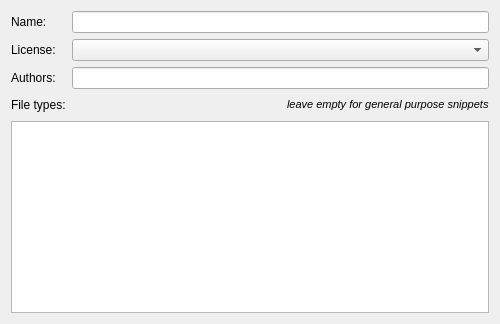
First picture: the form in plugins/snippet/editrepository.ui, repository KDE/kdevelop, before the edit.
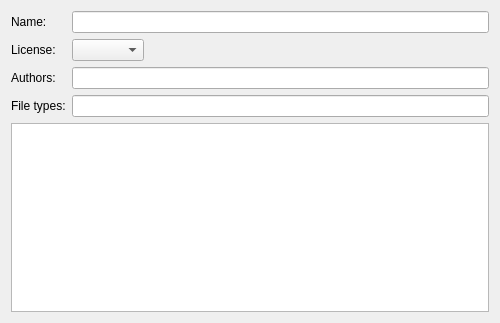
Second picture: the form after the edit. Custom widgets are drawn as their Qt base class.

Commit message: use a lineedit to show the selected modes TODO: make it editable and validate + complete properly

Diff of the .ui file:
```diff
--- a/plugins/snippet/editrepository.ui
+++ b/plugins/snippet/editrepository.ui
@@ -2,6 +2,14 @@
 <ui version="4.0">
  <class>EditRepositoryBase</class>
  <widget class="QWidget" name="EditRepositoryBase">
+  <property name="geometry">
+   <rect>
+    <x>0</x>
+    <y>0</y>
+    <width>500</width>
+    <height>323</height>
+   </rect>
+  </property>
   <property name="minimumSize">
    <size>
     <width>500</width>
@@ -9,6 +17,9 @@
    </size>
   </property>
   <layout class="QFormLayout" name="formLayout">
+   <property name="fieldGrowthPolicy">
+    <enum>QFormLayout::ExpandingFieldsGrow</enum>
+   </property>
    <item row="0" column="0">
     <widget class="QLabel" name="repoNameLabel">
      <property name="text">
@@ -50,37 +61,19 @@
      </property>
     </widget>
    </item>
-   <item row="3" column="1">
-    <layout class="QHBoxLayout" name="horizontalLayout">
-     <item>
-      <spacer name="horizontalSpacer">
-       <property name="orientation">
-        <enum>Qt::Horizontal</enum>
-       </property>
-       <property name="sizeHint" stdset="0">
-        <size>
-         <width>40</width>
-         <height>20</height>
-        </size>
-       </property>
-      </spacer>
-     </item>
-     <item>
-      <widget class="QLabel" name="repoFileTypesNote">
-       <property name="text">
-        <string>&lt;!DOCTYPE HTML PUBLIC &quot;-//W3C//DTD HTML 4.0//EN&quot; &quot;http://www.w3.org/TR/REC-html40/strict.dtd&quot;&gt;
-&lt;html&gt;&lt;head&gt;&lt;meta name=&quot;qrichtext&quot; content=&quot;1&quot; /&gt;&lt;style type=&quot;text/css&quot;&gt;
-p, li { white-space: pre-wrap; }
-&lt;/style&gt;&lt;/head&gt;&lt;body style=&quot; font-family:'DejaVu Sans'; font-size:8pt; font-weight:400; font-style:normal;&quot;&gt;
-&lt;p style=&quot; margin-top:0px; margin-bottom:0px; margin-left:0px; margin-right:0px; -qt-block-indent:0; text-indent:0px;&quot;&gt;&lt;span style=&quot; font-style:italic;&quot;&gt;leave empty for general purpose snippets&lt;/span&gt;&lt;/p&gt;&lt;/body&gt;&lt;/html&gt;</string>
-       </property>
-      </widget>
-     </item>
-    </layout>
-   </item>
    <item row="4" column="0" colspan="2">
     <widget class="QListWidget" name="repoFileTypesList"/>
    </item>
+   <item row="3" column="1">
+    <widget class="KLineEdit" name="repoFileTypesEdit">
+     <property name="readOnly">
+      <bool>true</bool>
+     </property>
+     <property name="clickMessage">
+      <string>leave empty for general purpose snippets</string>
+     </property>
+    </widget>
+   </item>
   </layout>
  </widget>
  <customwidgets>
```
The commit also changes 2 other files.
